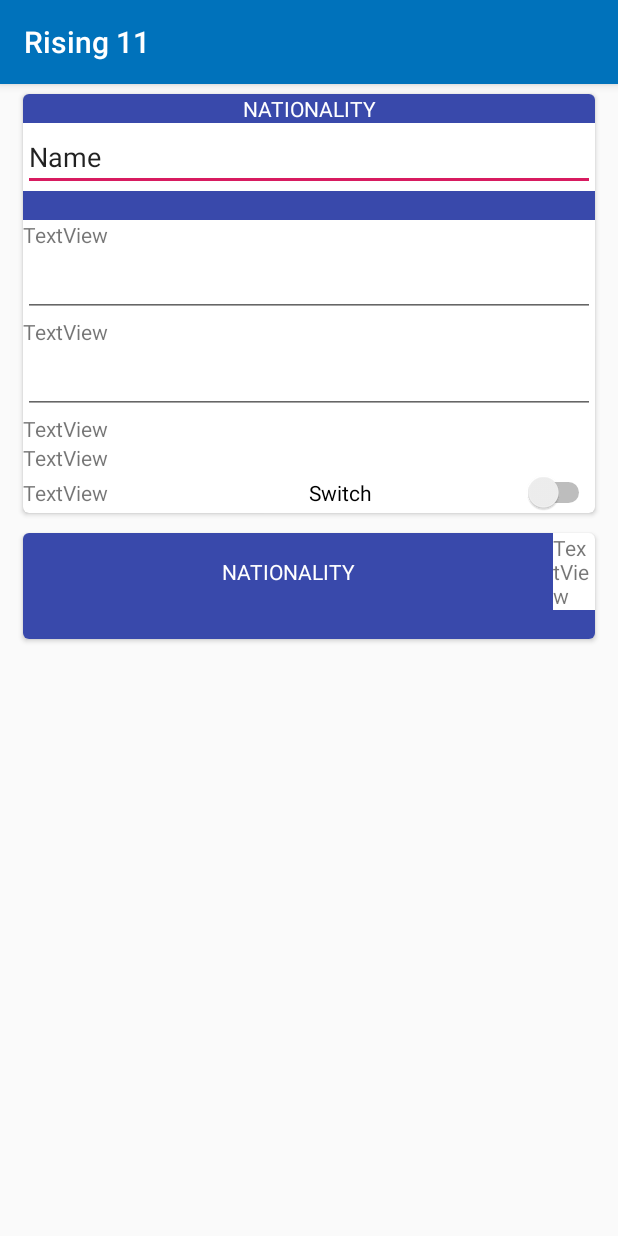
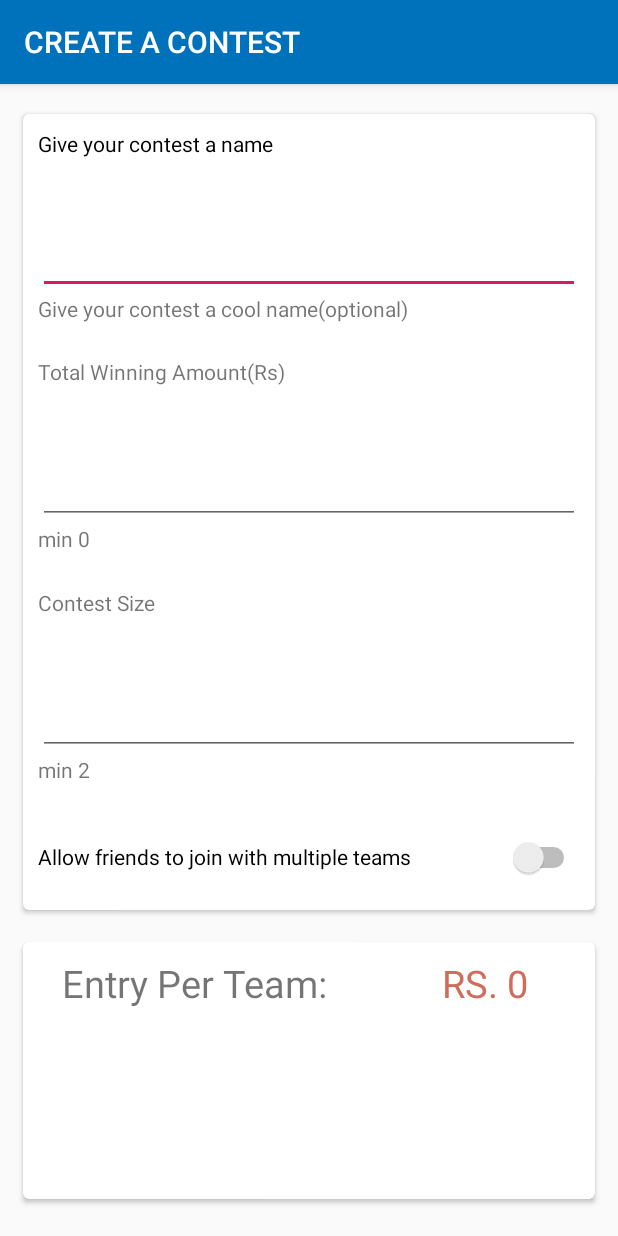
Before and after one commit to Rajat-dey/Rising11, an Android app: the CreateContest screen opened directly, with no data from a screen before it, on a phone screen of 412 x 824 dp. Run offline under Robolectric (Android 15) with nearby library versions, the phone set to English and light mode, and no system bars.

Commit message:
create contest added

```diff
--- a/app/src/main/AndroidManifest.xml
+++ b/app/src/main/AndroidManifest.xml
@@ -12,7 +12,9 @@
         android:roundIcon="@mipmap/ic_launcher_round"
         android:supportsRtl="true"
         android:theme="@style/AppTheme">
-        <activity android:name=".CreateContest"></activity>
+        <activity android:name=".CreateContest"
+            android:label="@string/title_activity_create_contest" />
+
         <activity
             android:name=".Login"
             android:theme="@style/Theme.AppCompat.DayNight.NoActionBar"></activity>
--- a/app/src/main/java/com/line/rising11/Login.java
+++ b/app/src/main/java/com/line/rising11/Login.java
@@ -1,13 +1,33 @@
 package com.line.rising11;
 
+import android.content.Intent;
 import android.support.v7.app.AppCompatActivity;
 import android.os.Bundle;
+import android.view.View;
+import android.widget.Button;
 
 public class Login extends AppCompatActivity {
+
+    Button contest;
 
     @Override
     protected void onCreate(Bundle savedInstanceState) {
         super.onCreate(savedInstanceState);
         setContentView(R.layout.activity_login);
+
+
+        contest=findViewById(R.id.signup);
+
+
+        contest.setOnClickListener(new View.OnClickListener() {
+            @Override
+            public void onClick(View v) {
+                Intent intent = new Intent(Login.this, CreateContest.class);
+                startActivity(intent);
+            }
+        });
+
+
+
     }
 }
--- a/app/src/main/res/layout/activity_create_contest.xml
+++ b/app/src/main/res/layout/activity_create_contest.xml
@@ -1,38 +1,44 @@
-<LinearLayout xmlns:android="http://schemas.android.com/apk/res/android"
+<RelativeLayout xmlns:android="http://schemas.android.com/apk/res/android"
     xmlns:card_view="http://schemas.android.com/apk/res-auto"
     xmlns:tools="http://schemas.android.com/tools"
     android:layout_width="match_parent"
-    android:layout_height="wrap_content"
+    android:layout_height="match_parent"
+    >
+
+    <LinearLayout
+        android:layout_width="match_parent"
+        android:layout_height="match_parent"
         android:orientation="vertical">
 
         <android.support.v7.widget.CardView
             android:id="@+id/card_view"
             android:layout_width="match_parent"
-        android:layout_height="match_parent"
+            android:layout_height="0dp"
+            android:layout_weight="3"
+
             android:layout_gravity="center"
+            android:layout_marginStart="12dp"
+            android:layout_marginTop="15dp"
+            android:layout_marginEnd="12dp"
             android:layout_marginBottom="2dp"
-        android:layout_marginEnd="12dp"
-        android:layout_marginStart="12dp"
-        android:layout_marginTop="2dp"
             card_view:cardCornerRadius="4dp"
             card_view:cardElevation="2dp"
             card_view:cardUseCompatPadding="true">
 
             <LinearLayout
                 android:layout_width="match_parent"
-            android:layout_height="wrap_content"
+                android:layout_height="match_parent"
+                android:padding="10dp"
                 android:orientation="vertical">
 
 
                 <TextView
                     android:layout_width="match_parent"
-                    android:layout_height="match_parent"
+                    android:layout_height="wrap_content"
                     android:layout_weight="1"
-                    android:background="#3949AB"
-                    android:textColor="#ffffff"
-                    android:gravity="center"
-                    android:text="nationality"
-                    android:textAllCaps="true"/>
+                    android:textColor="@color/black_text"
+                    android:text="Give your contest a name"
+                   />
 
 
                 <EditText
@@ -40,26 +46,23 @@
                     android:layout_width="match_parent"
                     android:layout_height="wrap_content"
                     android:layout_weight="1"
-                android:ems="10"
-                android:inputType="textPersonName"
-                android:text="Name" />
+                    android:ems="5"
+                    android:textColor="@color/black_text"
+                    android:inputType="textPersonName" />
 
                 <TextView
 
                     android:layout_width="match_parent"
-                    android:layout_height="match_parent"
+                    android:layout_height="wrap_content"
                     android:layout_weight="1"
-                    android:background="#3949AB"
-                    android:gravity="center"
-                    android:textColor="#ffffff"
-                    tools:text="My text" />
+                    android:text="Give your contest a cool name(optional)" />
 
                 <TextView
                     android:id="@+id/textView"
                     android:layout_width="match_parent"
                     android:layout_height="wrap_content"
                     android:layout_weight="1"
-                android:text="TextView" />
+                    android:text="Total Winning Amount(Rs)" />
 
                 <EditText
                     android:id="@+id/editText2"
@@ -67,6 +70,7 @@
                     android:layout_height="wrap_content"
                     android:layout_weight="1"
                     android:ems="10"
+                    android:textColor="@color/black_text"
                     android:inputType="number" />
 
                 <TextView
@@ -74,7 +78,15 @@
                     android:layout_width="match_parent"
                     android:layout_height="wrap_content"
                     android:layout_weight="1"
-                android:text="TextView" />
+                    android:text="min 0" />
+
+
+                <TextView
+                    android:id="@+id/textView4"
+                    android:layout_width="match_parent"
+                    android:layout_height="wrap_content"
+                    android:layout_weight="1"
+                    android:text="Contest Size" />
 
                 <EditText
                     android:id="@+id/editText3"
@@ -82,42 +94,22 @@
                     android:layout_height="wrap_content"
                     android:layout_weight="1"
                     android:ems="10"
+                    android:textColor="@color/black_text"
                     android:inputType="number" />
-
-            <TextView
-                android:id="@+id/textView4"
-                android:layout_width="match_parent"
-                android:layout_height="wrap_content"
-                android:layout_weight="1"
-                android:text="TextView" />
 
                 <TextView
                     android:id="@+id/textView5"
                     android:layout_width="match_parent"
                     android:layout_height="wrap_content"
                     android:layout_weight="1"
-                android:text="TextView" />
-
-            <LinearLayout
-                android:layout_width="match_parent"
-                android:layout_height="match_parent"
-                android:layout_weight="1"
-                android:orientation="horizontal">
-
-                <TextView
-                    android:id="@+id/textView6"
-                    android:layout_width="match_parent"
-                    android:layout_height="wrap_content"
-                    android:layout_weight="1"
-                    android:text="TextView" />
+                    android:text="min 2" />
 
                 <Switch
                     android:id="@+id/switch1"
                     android:layout_width="match_parent"
                     android:layout_height="wrap_content"
                     android:layout_weight="1"
-                    android:text="Switch" />
-            </LinearLayout>
+                    android:text="Allow friends to join with multiple teams" />
 
             </LinearLayout>
 
@@ -127,58 +119,61 @@
         <android.support.v7.widget.CardView
             android:id="@+id/card_view1"
             android:layout_width="match_parent"
-        android:layout_height="match_parent"
+            android:layout_height="0dp"
+            android:layout_weight="1"
             android:layout_gravity="center"
-        android:layout_marginBottom="2dp"
+            android:layout_marginBottom="20dp"
             android:layout_marginEnd="12dp"
             android:layout_marginStart="12dp"
-        android:layout_marginTop="2dp"
+            android:layout_marginTop="10dp"
             card_view:cardCornerRadius="4dp"
             card_view:cardElevation="2dp"
             card_view:cardUseCompatPadding="true">
 
             <LinearLayout
                 android:layout_width="match_parent"
-            android:layout_height="wrap_content"
+                android:layout_height="match_parent"
+
                 android:orientation="vertical">
 
 
                 <LinearLayout
                     android:layout_width="match_parent"
-                android:layout_height="match_parent"
-                android:layout_weight="1"
+                    android:layout_height="wrap_content"
                     android:orientation="horizontal">
 
                     <TextView
-                    android:layout_width="match_parent"
+                        android:layout_width="0dp"
                         android:layout_height="match_parent"
-                    android:layout_weight="1"
-                    android:background="#3949AB"
+                        android:layout_weight="3"
                         android:gravity="center"
-                    android:text="nationality"
-                    android:textAllCaps="true"
-                    android:textColor="#ffffff" />
+                        android:text="Entry Per Team:"
+                        android:textSize="25sp"
+                        android:padding="10dp"
+                        />
 
                     <TextView
                         android:id="@+id/textView7"
-                    android:layout_width="wrap_content"
-                    android:layout_height="wrap_content"
-                    android:layout_weight="1"
-                    android:text="TextView" />
+                        android:layout_width="0dp"
+                        android:layout_height="match_parent"
+                        android:layout_weight="2"
+                        android:textColor="#CE6D5E"
+                        android:gravity="center"
+                        android:textSize="25sp"
+                        android:text=" RS. 0" />
                 </LinearLayout>
 
                 <TextView
                     android:id="@+id/country"
                     android:layout_width="match_parent"
-                android:layout_height="match_parent"
-                android:layout_weight="1"
-                android:background="#3949AB"
+                    android:layout_height="wrap_content"
                     android:gravity="center"
-                android:textColor="#ffffff"
-                tools:text="My text" />
+                    android:padding="10dp"
+                    tools:text="Entry is calculated based on total prize amount and contest size" />
             </LinearLayout>
 
         </android.support.v7.widget.CardView>
 
+    </LinearLayout>
 
-</LinearLayout>
+</RelativeLayout>
--- a/app/src/main/res/layout/activity_login.xml
+++ b/app/src/main/res/layout/activity_login.xml
@@ -84,7 +84,7 @@
                     android:layout_marginBottom="10dp"
                     android:layout_marginTop="10dp"
                     android:padding="16dp"
-                    android:drawableStart="@drawable/outline_mail_black_18dp"
+                    android:drawableStart="@drawable/name"
                     android:drawablePadding="8dp"
                     android:hint="Enter your Username"
                     android:inputType="textEmailAddress"
@@ -101,7 +101,7 @@
                     android:layout_width="fill_parent"
                     android:layout_height="wrap_content"
                     android:layout_marginBottom="10dp"
-                    android:drawableStart="@drawable/outline_enhanced_encryption_white_18dp"
+                    android:drawableStart="@drawable/password"
                     android:drawablePadding="8dp"
                     android:hint="Enter your Password"
                     android:inputType="textPassword"
--- a/app/src/main/res/layout/activity_sign_up.xml
+++ b/app/src/main/res/layout/activity_sign_up.xml
@@ -55,7 +55,7 @@
                     android:hint="Name"
                     android:inputType="textPersonName"
                     android:drawablePadding="8dp"
-                    android:drawableStart="@drawable/outline_mail_white_18dp"
+                    android:drawableStart="@drawable/name"
                     android:textColor="@color/white_text"
                     android:textColorHint="@android:color/white" />
             </android.support.design.widget.TextInputLayout>
@@ -72,7 +72,7 @@
                     android:layout_marginBottom="8dp"
                     android:hint="Enter your Email"
                     android:drawablePadding="8dp"
-                    android:drawableStart="@drawable/outline_mail_black_18dp"
+                    android:drawableStart="@drawable/name"
                     android:inputType="textEmailAddress"
                     android:textColor="@color/white_text"
                     android:textColorHint="@color/white_text" />
@@ -90,7 +90,7 @@
                     android:padding="8dp"
                     android:hint="Enter your Number"
                     android:drawablePadding="8dp"
-                    android:drawableStart="@drawable/outline_enhanced_encryption_white_18dp"
+                    android:drawableStart="@drawable/mobile"
                     android:inputType="number"
                     android:textColor="@color/white_text"
                     android:textColorHint="@color/white_text" />
@@ -108,7 +108,7 @@
                     android:padding="8dp"
                     android:hint="Enter your Password"
                     android:drawablePadding="8dp"
-                    android:drawableStart="@drawable/outline_enhanced_encryption_white_18dp"
+                    android:drawableStart="@drawable/password"
                     android:inputType="textPassword"
                     android:textColor="@color/white_text"
                     android:textColorHint="@color/white_text" />
@@ -127,7 +127,7 @@
                     android:padding="8dp"
                     android:hint="Invalid Code"
                     android:drawablePadding="8dp"
-                    android:drawableStart="@drawable/outline_enhanced_encryption_white_18dp"
+                    android:drawableStart="@drawable/password"
                     android:inputType="none"
                     android:textColor="@color/white_text"
                     android:textColorHint="@color/white_text" />
--- a/app/src/main/res/values/strings.xml
+++ b/app/src/main/res/values/strings.xml
@@ -1,3 +1,4 @@
 <resources>
     <string name="app_name">Rising 11</string>
+    <string name="title_activity_create_contest">CREATE A CONTEST</string>
 </resources>
```
Also changed, not shown: app/src/main/res/drawable/mobile.PNG (added), app/src/main/res/drawable/name.PNG (added), app/src/main/res/drawable/password.PNG (added). Lines whose indentation alone changed are shown as unchanged.
